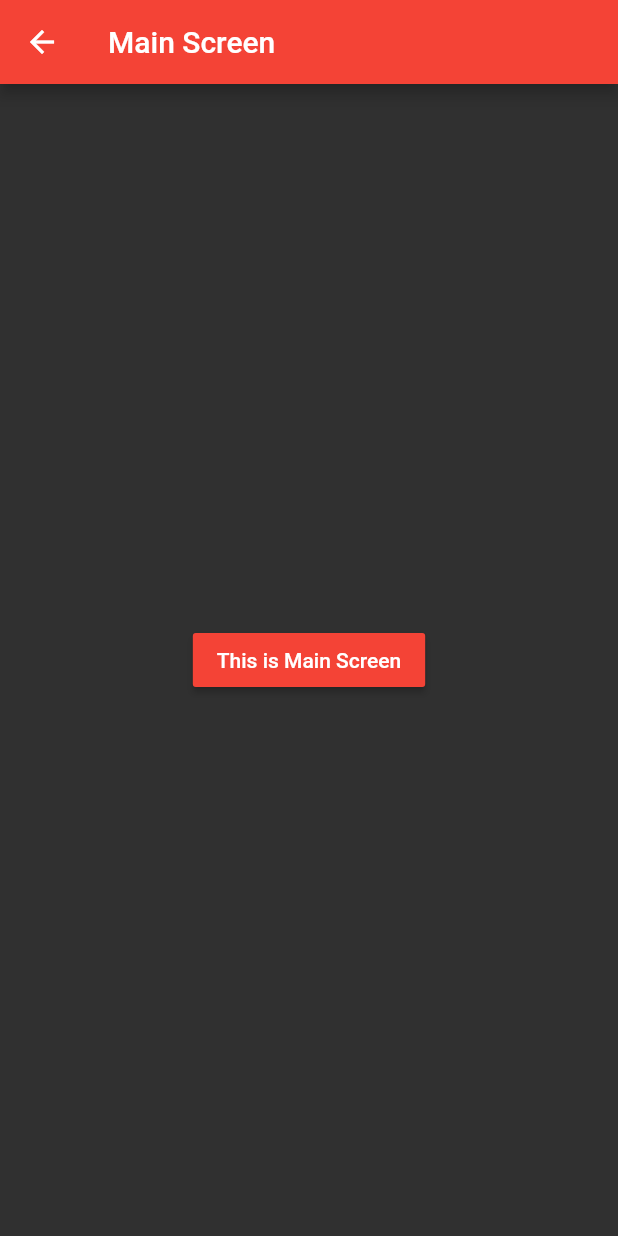
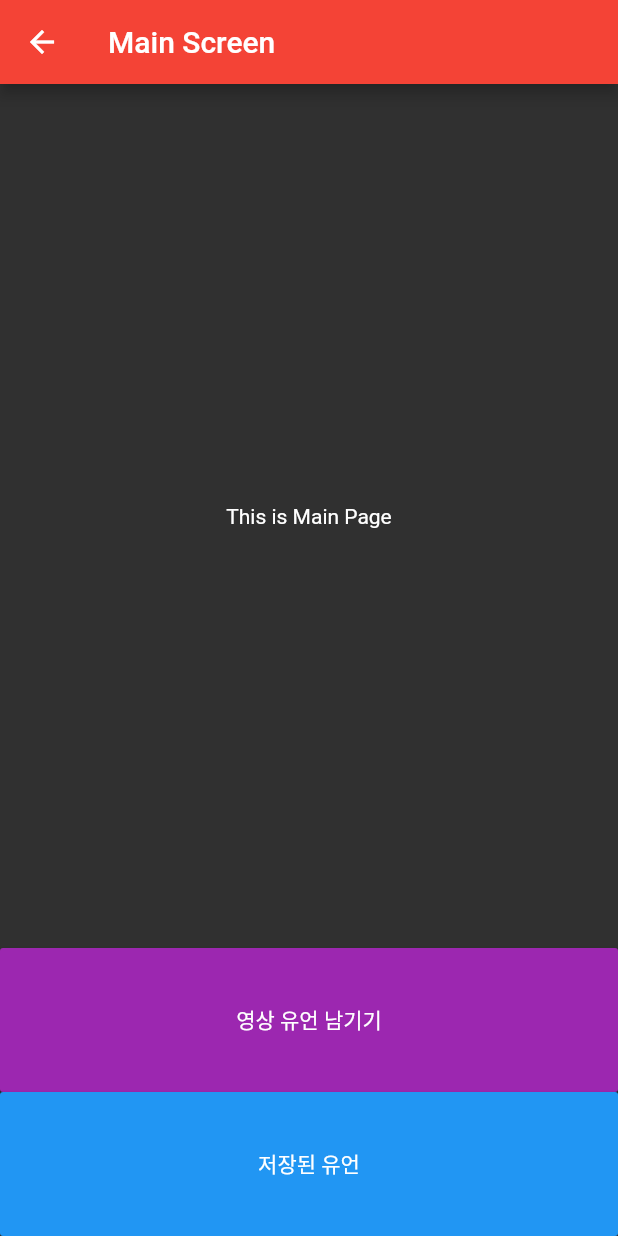
Before and after one commit to jedchoi/vacuum_flutter, a Flutter app: the MainScreen screen opened directly, on a phone screen of 412 x 824 dp. Run offline on Flutter 3.47's test engine with Material 2 defaults, Android fonts, the phone set to English and light mode, and no system bars.

Commit message:
MainScreen UI 업데이트

```diff
--- a/lib/screens/main_screen.dart
+++ b/lib/screens/main_screen.dart
@@ -9,9 +9,22 @@ class MainScreen extends StatelessWidget {
         title: Text('Main Screen'),
       ),
       body: Center(
+        child: Column(
+          crossAxisAlignment: CrossAxisAlignment.stretch,
+          children: [
+            Expanded(
+              flex: 12,
+              child: Center(
+                child: Text(
+                  "This is Main Page",
+                ),
+              ),
+            ),
+            Expanded(
+              flex: 2,
               child: RaisedButton(
-          color: Colors.red,
-          child: Text('This is Main Screen'),
+                color: Colors.purple,
+                child: Text('영상 유언 남기기'),
                 onPressed: () {
                   // Navigator.push(context, MaterialPageRoute(builder: (context) {
                   //   return Screen2();
@@ -20,6 +33,22 @@ class MainScreen extends StatelessWidget {
                 },
               ),
             ),
+            Expanded(
+              flex: 2,
+              child: RaisedButton(
+                color: Colors.blue,
+                child: Text('저장된 유언'),
+                onPressed: () {
+                  // Navigator.push(context, MaterialPageRoute(builder: (context) {
+                  //   return Screen2();
+                  // }));
+                  print('main screen button pressed');
+                },
+              ),
+            ),
+          ],
+        ),
+      ),
     );
   }
 }
```
Also changed, not shown: 1 other file. Lines whose indentation alone changed are shown as unchanged.
